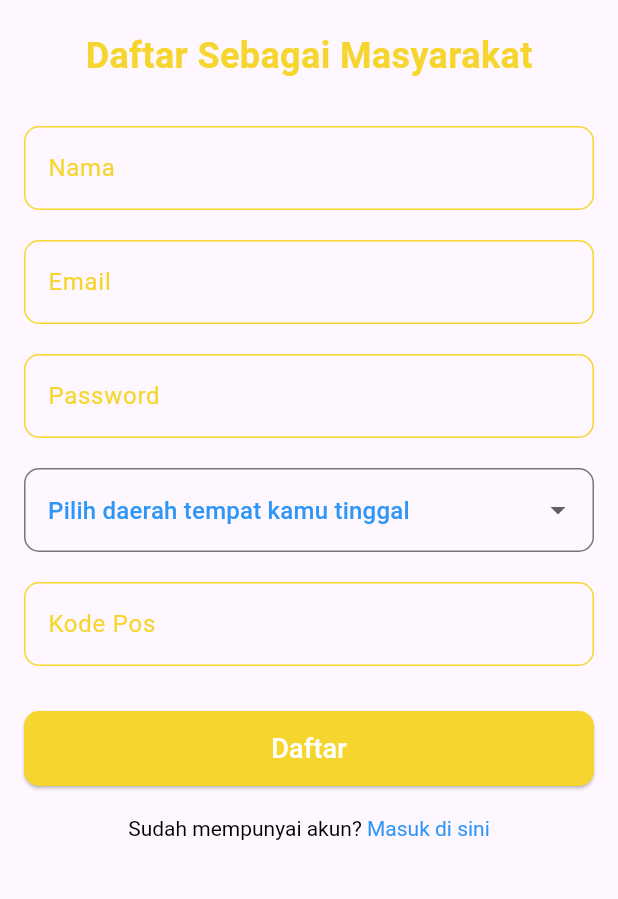
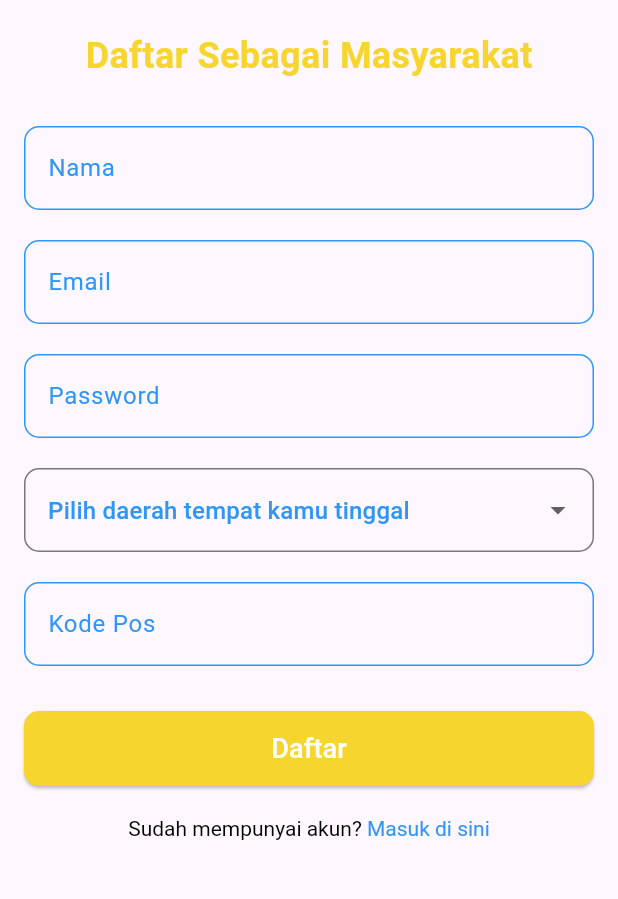
Before and after one commit to Drasticia/FirstAppMobile, a Flutter app: the RegisterScreen screen opened directly, on a phone screen of 412 x 824 dp, the part 174-1073 px from its top. Run offline on Flutter 3.47's test engine with Material 3 defaults, Android fonts, the light colour scheme and no system bars; our stand-ins replace firebase_auth, firebase_core, geocoding, geolocator, google_nav_bar; accounts and stored records are empty; network calls fail.

Commit message:
-=textfieldColorchanges

```diff
--- a/apptubes/lib/components/custom_dropdown.dart
+++ b/apptubes/lib/components/custom_dropdown.dart
@@ -17,10 +17,11 @@ class CustomDropdown extends StatelessWidget {
           hintText: hintText,
           border: OutlineInputBorder(
             borderRadius: BorderRadius.circular(10.0),
+            borderSide: BorderSide(color: Theme.of(context).hintColor),
           ),
           focusedBorder: OutlineInputBorder(
             borderRadius: BorderRadius.circular(10.0),
-            borderSide: BorderSide(color: Theme.of(context).primaryColor),
+            borderSide: BorderSide(color: Theme.of(context).hintColor),
           ),
         ),
         value: value,
--- a/apptubes/lib/components/custom_text_field.dart
+++ b/apptubes/lib/components/custom_text_field.dart
@@ -23,7 +23,7 @@
 //           ),
 //           focusedBorder: OutlineInputBorder(
 //             borderRadius: BorderRadius.circular(10.0),
-//             borderSide: BorderSide(color: Theme.of(context).primaryColor),
+//             borderSide: BorderSide(color: Theme.of(context).hintColor),
 //           ),
 //         ),
 //       ),
@@ -53,19 +53,19 @@ class CustomTextField extends StatelessWidget {
         keyboardType: keyboardType,
         decoration: InputDecoration(
           labelText: labelText,
-          labelStyle: TextStyle(color: Theme.of(context).primaryColor),
+          labelStyle: TextStyle(color: Theme.of(context).hintColor),
           hintText: hintText,
           border: OutlineInputBorder(
             borderRadius: BorderRadius.circular(10.0),
-            borderSide: BorderSide(color: Theme.of(context).primaryColor),
+            borderSide: BorderSide(color: Theme.of(context).hintColor),
           ),
           focusedBorder: OutlineInputBorder(
             borderRadius: BorderRadius.circular(10.0),
-            borderSide: BorderSide(color: Theme.of(context).primaryColor, width: 2.0),
+            borderSide: BorderSide(color: Theme.of(context).hintColor, width: 2.0),
           ),
           enabledBorder: OutlineInputBorder(
             borderRadius: BorderRadius.circular(10.0),
-            borderSide: BorderSide(color: Theme.of(context).primaryColor),
+            borderSide: BorderSide(color: Theme.of(context).hintColor),
           ),
         ),
       ),
```
Also changed, not shown: apptubes/lib/screen/disasterscreen.dart (+76 -75 lines).
